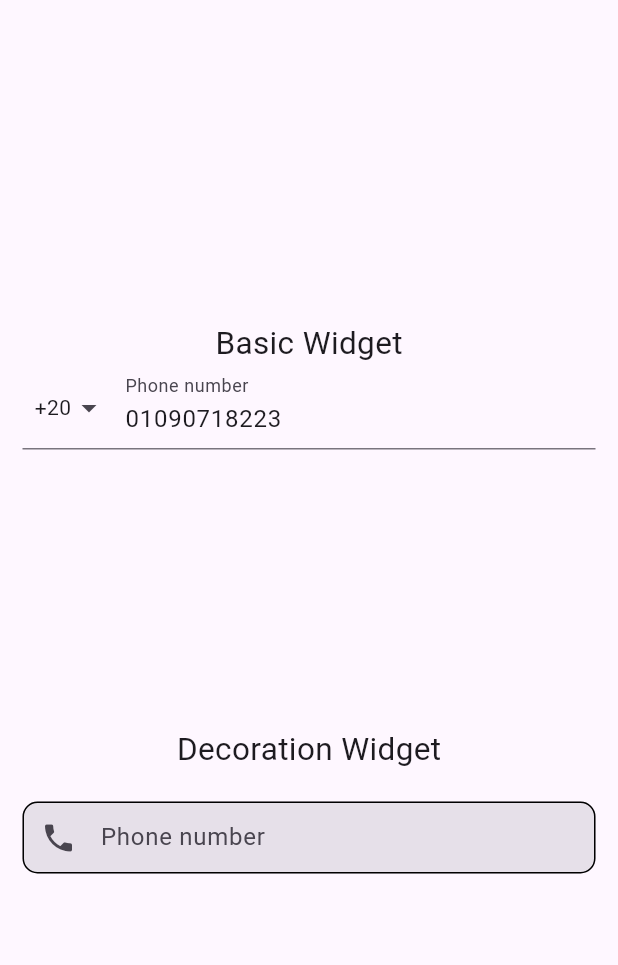
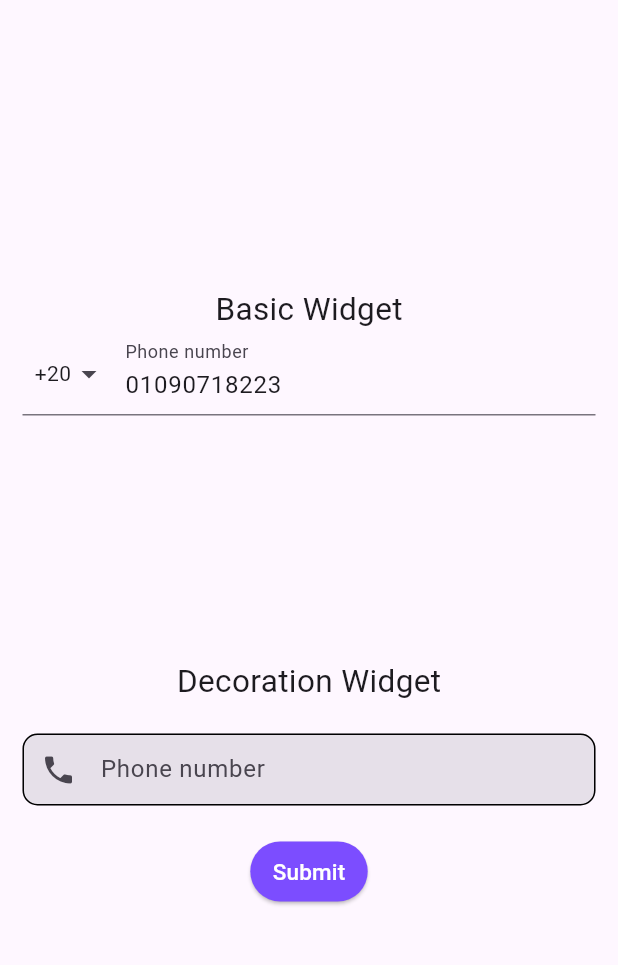
Before and after one commit to bousalem98/phone_text_field_plus, a Flutter app: the screen it shows after launch, on a phone screen of 412 x 824 dp, the part 63-1028 px from its top. Run offline on Flutter 3.47's test engine with Material 3 defaults, Android fonts, the phone set to English and light mode, and no system bars.

Commit message:
fix some issues

```diff
--- a/example/lib/main.dart
+++ b/example/lib/main.dart
@@ -1,6 +1,6 @@
 import 'package:flutter/material.dart';
 import 'package:flutter_localizations/flutter_localizations.dart';
-import 'package:phone_text_field_plus/phone_text_field.dart';
+import 'package:phone_text_field_plus/phone_text_field_plus.dart';
 
 void main() {
   runApp(const MyApp());
@@ -42,6 +42,7 @@ class MyHomePage extends StatefulWidget {
 }
 
 class _MyHomePageState extends State<MyHomePage> {
+  TextEditingController textController = TextEditingController();
   @override
   Widget build(BuildContext context) {
     return Scaffold(
@@ -61,7 +62,7 @@ class _MyHomePageState extends State<MyHomePage> {
               children: [
                 const Text(
                   "Basic Widget",
-                  textScaleFactor: 1.5,
+                  textScaler: TextScaler.linear(1.5),
                 ),
                 PhoneTextField(
                   initialValue: '+2001090718223',
@@ -76,12 +77,13 @@ class _MyHomePageState extends State<MyHomePage> {
               children: [
                 const Text(
                   "Decoration Widget",
-                  textScaleFactor: 1.5,
+                  textScaler: TextScaler.linear(1.5),
                 ),
                 const SizedBox(
                   height: 20,
                 ),
                 PhoneTextField(
+                  controller: textController,
                   locale: const Locale('en'),
                   decoration: const InputDecoration(
                     filled: true,
@@ -115,6 +117,22 @@ class _MyHomePageState extends State<MyHomePage> {
                     debugPrint(phone.completeNumber);
                   },
                 ),
+                const SizedBox(
+                  height: 20,
+                ),
+                ElevatedButton(
+                    style: ElevatedButton.styleFrom(
+                        backgroundColor: Colors.deepPurpleAccent,
+                        foregroundColor: Colors.white,
+                        padding: const EdgeInsets.symmetric(
+                            horizontal: 15, vertical: 9)),
+                    onPressed: () {
+                      textController.clear();
+                    },
+                    child: const Text(
+                      "Submit",
+                      style: TextStyle(fontSize: 15),
+                    ))
               ],
             ),
 
--- a/lib/phone_text_field.dart
+++ b/lib/phone_text_field_plus.dart
@@ -8,7 +8,7 @@ import 'package:phone_text_field_plus/helper/extensions/string.dart';
 
 import 'dialog/country_picker_dialog.dart';
 import 'helper/countries.dart';
-import 'phone_text_field.dart';
+import 'phone_text_field_plus.dart';
 export 'model/country_code_view_options.dart' show CountryViewOptions;
 export 'model/phone_number.dart' show PhoneNumber;
 
--- a/pubspec.yaml
+++ b/pubspec.yaml
@@ -1,7 +1,7 @@
 name: phone_text_field_plus
 description: Phone TextField Plus is a Flutter plugin that lets you parse, validate, format, and manage other utilities for international numbers with localization support.
 version: 0.0.1
-homepage: https://github.com/MohamedAbd0/phone_text_field_plus
+homepage: https://github.com/bousalem98/phone_text_field_plus
 
 environment:
   sdk: ">=2.18.6 <3.0.0"
```
Also changed, not shown: 2 other files.
